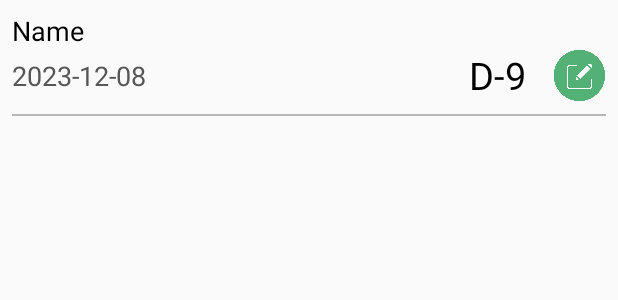
After one commit to oosedus/FridgeGuardian, an Android app: the layout ingredient_item.xml on its own in the app's theme, with its tools: preview values and no code run, on a phone screen of 412 x 824 dp. The commit adds this screen. Shown: the top 300 px of the screen. Run offline under Robolectric (Android 15) with nearby library versions, the phone set to English and light mode, and no system bars.

Commit message:
feat: 식재료 리스트 DB 연동구현

```diff
--- a/app/build.gradle
+++ b/app/build.gradle
@@ -45,6 +45,7 @@ dependencies {
     implementation 'androidx.appcompat:appcompat:1.6.1'
     implementation 'com.google.android.material:material:1.5.0'
     implementation 'androidx.constraintlayout:constraintlayout:2.1.4'
+    implementation 'com.google.firebase:firebase-firestore-ktx:24.9.1'
     testImplementation 'junit:junit:4.13.2'
     androidTestImplementation 'androidx.test.ext:junit:1.1.5'
     androidTestImplementation 'androidx.test.espresso:espresso-core:3.5.1'
--- /dev/null
+++ b/app/src/main/res/layout/ingredient_item.xml
@@ -0,0 +1,59 @@
+<LinearLayout xmlns:android="http://schemas.android.com/apk/res/android"
+    android:layout_width="match_parent"
+    android:layout_height="wrap_content"
+    android:orientation="vertical"
+    android:scrollbars="vertical"
+    android:padding="8dp">
+
+    <TextView
+        android:id="@+id/ingredient_name"
+        android:layout_width="match_parent"
+        android:layout_height="wrap_content"
+        android:textSize="18sp"
+        android:text="Name"
+        android:textColor="#000000" />
+
+    <LinearLayout
+        android:layout_width="match_parent"
+        android:layout_height="wrap_content"
+        android:orientation="horizontal"
+        android:gravity="center_vertical">
+
+        <TextView
+            android:id="@+id/ingredient_exp_date"
+            android:layout_width="0dp"
+            android:layout_height="wrap_content"
+            android:layout_weight="1"
+            android:text="2023-12-08"
+            android:textColor="#575656"
+            android:textSize="18sp" />
+
+        <TextView
+            android:id="@+id/ingredient_d_day"
+            android:layout_width="wrap_content"
+            android:layout_height="wrap_content"
+            android:layout_marginEnd="18dp"
+            android:layout_weight="0"
+            android:gravity="center"
+            android:text="D-9"
+            android:textColor="#000000"
+            android:textSize="25sp" />
+
+        <ImageView
+            android:id="@+id/ingredient_edit_button"
+            android:layout_width="35dp"
+            android:layout_height="35dp"
+            android:background="?attr/selectableItemBackgroundBorderless"
+            android:clickable="true"
+            android:contentDescription="EDIT!"
+            android:focusable="true"
+            android:src="@drawable/ingredient_edit_button" />
+
+    </LinearLayout>
+
+    <View
+        android:layout_width="match_parent"
+        android:layout_height="1dp"
+        android:background="#B6B6B6"
+        android:layout_marginTop="8dp" />
+</LinearLayout>
--- a/app/src/main/res/values/strings.xml
+++ b/app/src/main/res/values/strings.xml
@@ -4,4 +4,5 @@
     <string name="navigation_recipe">Recipe</string>
     <string name="navigation_community">Community</string>
     <string name="navigation_mypage">MyPage</string>
+    <string name="d_day_format">D-%1$d</string>
 </resources>
```
Also changed, not shown: app/src/main/java/com/example/fridgeguardian/HomeActivity.kt (+55 -9 lines), app/src/main/java/com/example/fridgeguardian/IngredientAdapter.kt (added, +62 -0 lines), app/src/main/res/layout/home_activity_main.xml (+10 -0 lines), app/src/main/res/drawable/ingredient_edit_button.png (added).
